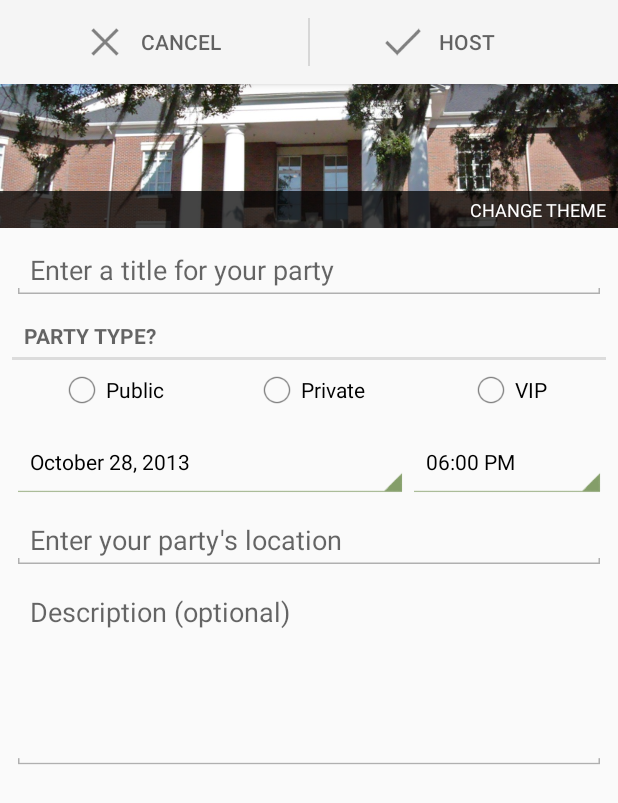
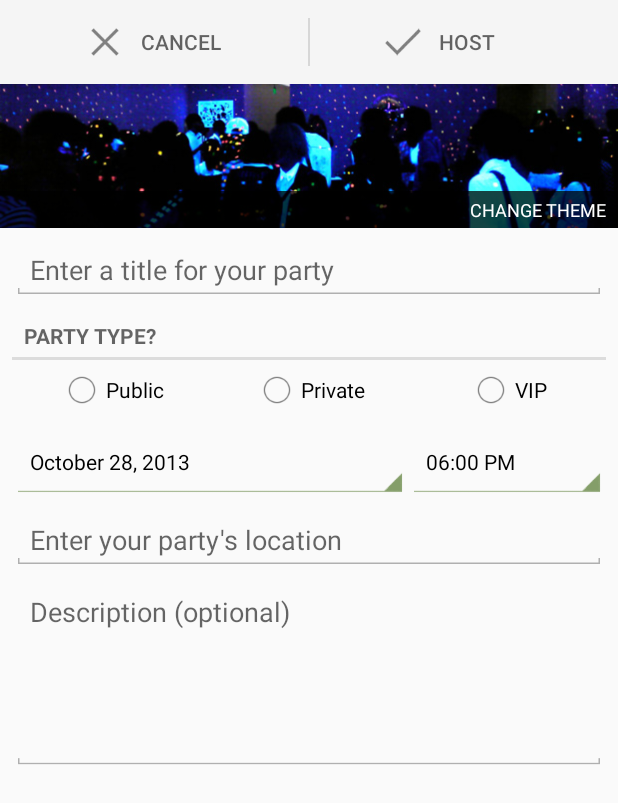
Before and after one commit to nvanbenschoten/Toga, an Android app: the CreatePartyFragment screen opened directly, with no data from a screen before it, on a phone screen of 412 x 824 dp. Shown: the top 803 px of the screen. Run offline under Robolectric (Android 15) with nearby library versions, the phone set to English and light mode, and no system bars; libraries missing offline, so code that uses them is left out: com.android.datetimepicker.

Commit message:
Theme picker implemented

```diff
--- a/Toga/src/main/java/com/togastudios/android/toga/CreatePartyFragment.java
+++ b/Toga/src/main/java/com/togastudios/android/toga/CreatePartyFragment.java
@@ -12,7 +12,6 @@ import android.text.Editable;
 import android.text.TextWatcher;
 import android.text.format.DateFormat;
 import android.view.LayoutInflater;
-import android.view.MotionEvent;
 import android.view.View;
 import android.view.ViewGroup;
 import android.widget.Button;
@@ -36,6 +35,7 @@ public class CreatePartyFragment extends Fragment {
             "com.togasoftware.android.toga.dialog_location";
 
     public static final int REQUEST_LOCATION = 0;
+    public static final int REQUEST_THEME = 1;
 
     private Party mParty;
     private EditText mTitleField;
@@ -48,7 +48,7 @@ public class CreatePartyFragment extends Fragment {
     private RadioButton mVip;
     private Calendar mDate;
     private FrameLayout mThemeLayout;
-    private ImageView mClickThemeImage;
+    private ImageView mThemeImage;
 
     private FragmentManager fm;
 
@@ -74,22 +74,15 @@ public class CreatePartyFragment extends Fragment {
     public View onCreateView(LayoutInflater inflater, ViewGroup container, Bundle savedInstanceState) {
         View v = inflater.inflate(R.layout.fragment_create_party, container, false);
 
-        mClickThemeImage = (ImageView)v.findViewById(R.id.create_party_theme_layout_background);
+        mThemeImage = (ImageView)v.findViewById(R.id.create_party_theme_image);
+        mThemeImage.setImageResource(ThemePhotoBuilder.getThemeResource(mParty.getThemeId()));
 
-        mThemeLayout = (FrameLayout)v.findViewById(R.id.create_party_theme_layout);
-        mThemeLayout.setOnTouchListener(new View.OnTouchListener() {
+        mThemeLayout = (FrameLayout)v.findViewById(R.id.create_party_theme_layout_background);
+        mThemeLayout.setOnClickListener(new View.OnClickListener() {
             @Override
-            public boolean onTouch(View v, MotionEvent event) {
-                switch(event.getAction()) {
-                    case MotionEvent.ACTION_DOWN:
-                        mClickThemeImage.setVisibility(View.VISIBLE);
-                        return true;
-                    case MotionEvent.ACTION_UP:
-                        mClickThemeImage.setVisibility(View.INVISIBLE);
-                        return true;
-                    default:
-                        return false;
-                }
+            public void onClick(View v) {
+                Intent i = new Intent(getActivity(), ThemePickerActivity.class);
+                startActivityForResult(i, REQUEST_THEME);
             }
         });
 
@@ -187,6 +180,10 @@ public class CreatePartyFragment extends Fragment {
                     // Set edittext text
                     mLocationField.setText(locationString);
                 }
+                break;
+            case REQUEST_THEME:
+                mParty.setThemeId(data.getIntExtra(ThemePickerFragment.EXTRA_THEME, 0));
+                mThemeImage.setImageResource(ThemePhotoBuilder.getThemeResource(mParty.getThemeId()));
                 break;
             default:
                 super.onActivityResult(requestCode, resultCode, data);
--- a/Toga/src/main/java/com/togastudios/android/toga/LocationPickerFragment.java
+++ b/Toga/src/main/java/com/togastudios/android/toga/LocationPickerFragment.java
@@ -30,8 +30,6 @@ public class LocationPickerFragment extends DialogFragment {
             "com.togastudios.android.toga.location_picker_string";
     public static final String EXTRA_LOCATION =
             "com.togastudios.android.toga.location_picker_location";
-
-    public static final int RETURN_BLANK = 123432;
 
     private EditText mEditText;
     private ImageButton mMyLocationButton;
--- a/Toga/src/main/java/com/togastudios/android/toga/Party.java
+++ b/Toga/src/main/java/com/togastudios/android/toga/Party.java
@@ -23,6 +23,7 @@ public class Party extends ParseObject {
     public final static String typeKey = "type";
     public final static String hostKey = "host";
     public final static String schoolKey = "school";
+    public final static String themeIdKey = "themeId";
 
     public Party() {
 
@@ -31,6 +32,7 @@ public class Party extends ParseObject {
     public void initParty() {
         this.setId();
         this.setType(-1);
+        this.setThemeId(0);
         this.setTitle("");
         this.setSchool("");
         this.setDescription("");
@@ -97,6 +99,14 @@ public class Party extends ParseObject {
         put(typeKey, type);
     }
 
+    public int getThemeId() {
+        return getInt(themeIdKey);
+    }
+
+    public void setThemeId(int type) {
+        put(themeIdKey, type);
+    }
+
     public String getHost() throws ParseException {
         ParseUser user = (ParseUser)get(hostKey);
         user.fetchIfNeeded();
--- a/Toga/src/main/java/com/togastudios/android/toga/PartyDetailsFragment.java
+++ b/Toga/src/main/java/com/togastudios/android/toga/PartyDetailsFragment.java
@@ -14,6 +14,7 @@ import android.view.ViewGroup;
 import android.widget.Button;
 import android.widget.EditText;
 import android.widget.FrameLayout;
+import android.widget.ImageView;
 import android.widget.LinearLayout;
 import android.widget.RadioButton;
 
@@ -39,6 +40,7 @@ public class PartyDetailsFragment extends Fragment {
     private RadioButton mPublic;
     private RadioButton mPrivate;
     private RadioButton mVip;
+    private ImageView mClickThemeImage;
 
     @Override
     public void onCreate(Bundle savedInstanceState) {
@@ -53,6 +55,8 @@ public class PartyDetailsFragment extends Fragment {
 
         if (!getArguments().getString(EXTRA_PARTY).equals(EXTRA_NOW))
             ((PartyDetailsActivity)getActivity()).getSupportActionBar().setDisplayHomeAsUpEnabled(true);
+
+        mClickThemeImage = (ImageView)v.findViewById(R.id.party_details_theme);
 
         mProgressBar = (LinearLayout)v.findViewById(R.id.party_details_downloadProgress);
 
@@ -139,6 +143,8 @@ public class PartyDetailsFragment extends Fragment {
                     if (!getArguments().getString(EXTRA_PARTY).equals(EXTRA_NOW))
                         ((PartyDetailsActivity)getActivity()).getSupportActionBar().setTitle(mParty.getTitle());
 
+                    mClickThemeImage.setImageResource(ThemePhotoBuilder.getThemeResource(mParty.getThemeId()));
+
                     mLocationField.setText(mParty.getLocationString());
 
                     if (mParty.getDescription() == null || mParty.getDescription().equals(""))
--- a/Toga/src/main/java/com/togastudios/android/toga/SingleFragmentActivity.java
+++ b/Toga/src/main/java/com/togastudios/android/toga/SingleFragmentActivity.java
@@ -14,7 +14,7 @@ public abstract class SingleFragmentActivity extends ActionBarActivity{
     protected abstract Fragment createFragment();
 
     protected int getLayourResId() {
-        return R.layout.activity_fragment;
+        return R.layout.activity_fragment_no_drawer;
     }
 
     @Override
--- /dev/null
+++ b/Toga/src/main/java/com/togastudios/android/toga/ThemePhotoBuilder.java
@@ -0,0 +1,22 @@
+package com.togastudios.android.toga;
+
+import android.util.Log;
+
+public class ThemePhotoBuilder {
+
+    public static int getThemeResource(int themeId) {
+        switch (themeId) {
+            case 0:
+                return R.drawable.black_light_party;
+            case 1:
+                return R.drawable.party_frat_house;
+            default:
+                Log.e("ThemePhotoBuilder", "Error: invalid theme id");
+                return -1;
+        }
+    }
+
+    public static int getSize() {
+        return 2;
+    }
+}
--- a/Toga/src/main/res/drawable/theme_layout_background.xml
+++ b/Toga/src/main/res/drawable/theme_layout_background.xml
@@ -1,7 +1,18 @@
 <?xml version="1.0" encoding="utf-8"?>
 <selector xmlns:android="http://schemas.android.com/apk/res/android">
+
     <item android:state_pressed="true"
+          android:state_window_focused="true"
           android:drawable="@drawable/list_pressed_holo_light" />
-    <item  android:state_focused="false"
+
+    <item android:state_focused="true"
+          android:state_window_focused="true"
+          android:drawable="@drawable/list_pressed_holo_light" />
+
+    <item android:state_selected="true"
+          android:state_window_focused="true"
+          android:drawable="@drawable/list_pressed_holo_light" />
+
+    <item
            android:drawable="@android:color/transparent" />
 </selector>
--- /dev/null
+++ b/Toga/src/main/res/layout/activity_fragment_no_drawer.xml
@@ -0,0 +1,4 @@
+<FrameLayout xmlns:android="http://schemas.android.com/apk/res/android"
+    android:layout_width="match_parent"
+    android:layout_height="match_parent"
+    android:id="@+id/fragmentContainer"/>
--- a/Toga/src/main/res/layout/fragment_create_party.xml
+++ b/Toga/src/main/res/layout/fragment_create_party.xml
@@ -25,9 +25,9 @@
                     >
 
                 <ImageView
+                        android:id="@+id/create_party_theme_image"
                         android:layout_height="match_parent"
                         android:layout_width="match_parent"
-                        android:src="@drawable/party_frat_house"
                         android:scaleType="centerCrop"
                         />
 
@@ -45,13 +45,11 @@
                         android:paddingBottom="4dp"
                         />
 
-                <ImageView
+                <FrameLayout
                         android:id="@+id/create_party_theme_layout_background"
-                        android:src="@drawable/list_pressed_holo_light"
+                        android:background="@drawable/theme_layout_background"
                         android:layout_height="match_parent"
                         android:layout_width="match_parent"
-                        android:scaleType="fitXY"
-                        android:visibility="invisible"
                         />
 
             </FrameLayout>
--- a/Toga/src/main/res/layout/fragment_party_details.xml
+++ b/Toga/src/main/res/layout/fragment_party_details.xml
@@ -33,6 +33,7 @@
                     android:orientation="vertical">
 
                 <ImageView
+                        android:id="@+id/party_details_theme"
                         android:layout_height="96dp"
                         android:layout_width="match_parent"
                         android:src="@drawable/black_light_party"
--- a/Toga/src/main/res/layout/fragment_profile.xml
+++ b/Toga/src/main/res/layout/fragment_profile.xml
@@ -8,7 +8,7 @@
 
     <LinearLayout xmlns:android="http://schemas.android.com/apk/res/android"
                   android:id="@+id/card_list_item_layout"
-                  android:layout_margin="12dp"
+                  android:layout_margin="4dp"
                   style="@style/card_outer">
 
         <RelativeLayout android:id="@+id/inner_frame" style="@style/card_inner">
--- a/Toga/src/main/res/values/strings.xml
+++ b/Toga/src/main/res/values/strings.xml
@@ -64,5 +64,7 @@
     <string name="log_in">Log in</string>
     <string name="party_details">Party Details</string>
     <string name="verify_email">Verify Email</string>
+    <string name="title_activity_theme_picker">MainActivity</string>
+    <string name="theme_picker">Theme Picker</string>
 
 </resources>
```
Also changed, not shown: Toga/build.gradle (+4 -4 lines), Toga/src/main/AndroidManifest.xml (+5 -2 lines), Toga/src/main/java/com/togastudios/android/toga/PartyCardAdapter.java (+5 -42 lines), Toga/src/main/java/com/togastudios/android/toga/ThemePickerActivity.java (added, +11 -0 lines), Toga/src/main/java/com/togastudios/android/toga/ThemePickerFragment.java (added, +96 -0 lines), Toga/src/main/res/layout/theme_list_item.xml (added, +26 -0 lines), Toga/src/main/res/menu/theme_picker.xml (added, +8 -0 lines), 1 other file.
